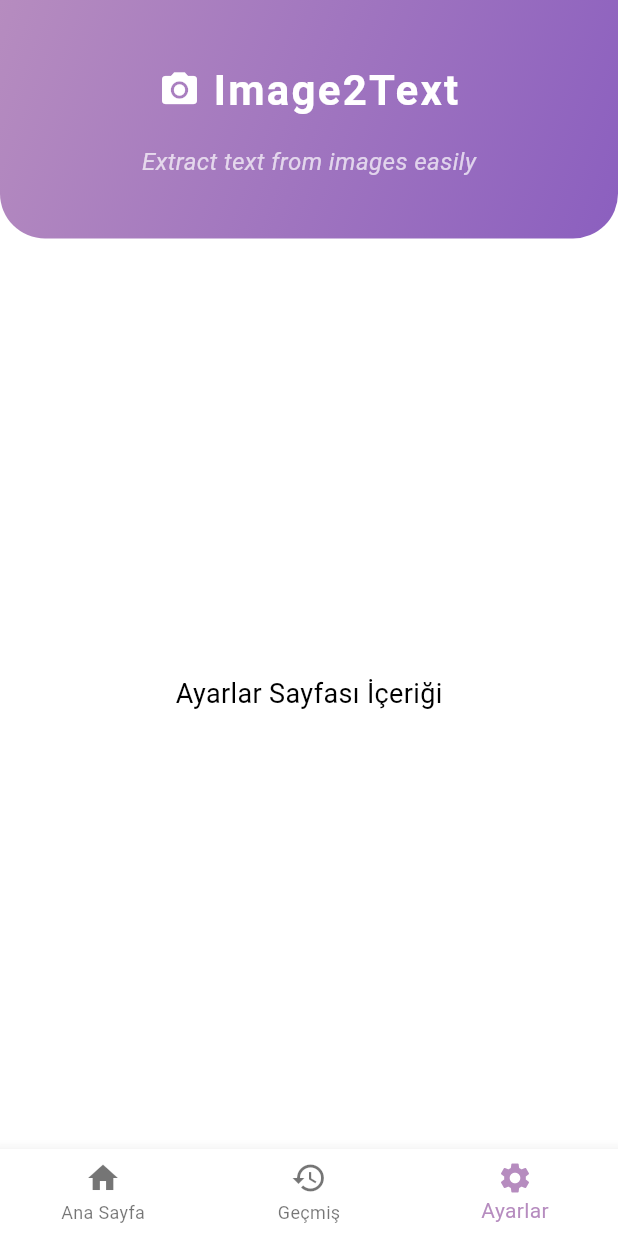
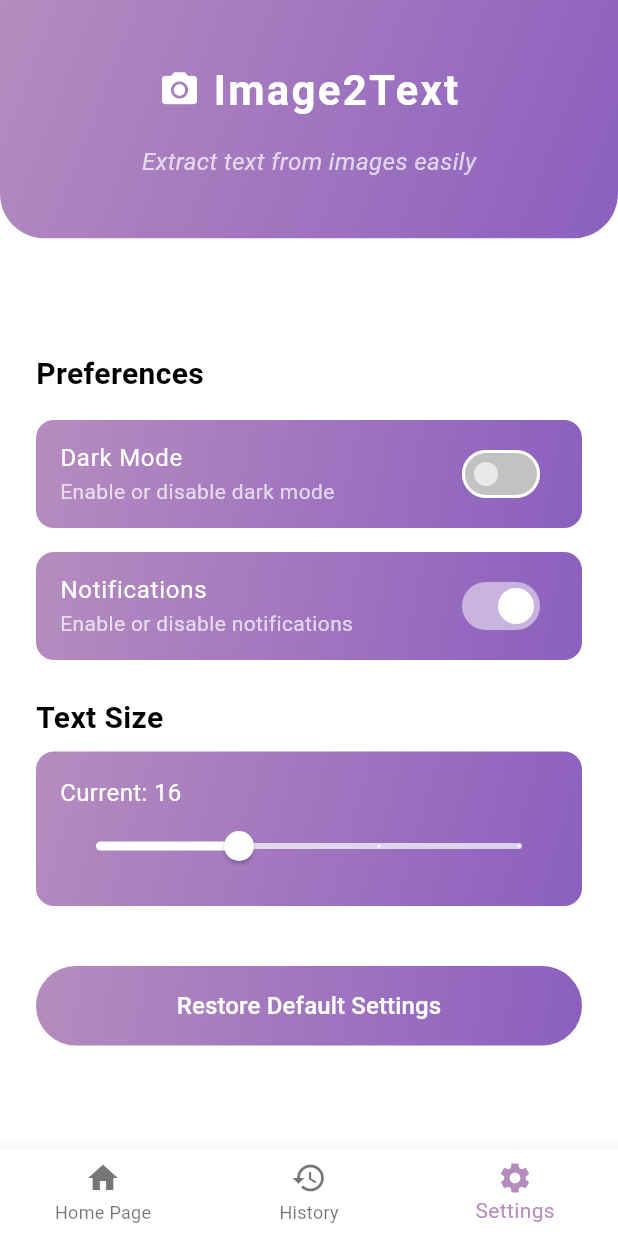
Before and after one commit to Efe-Eroglu/Image-Text-to-Text, a Flutter app: the screen it shows after launch, item 3 of the bottom bar chosen, on a phone screen of 412 x 824 dp. Run offline on Flutter 3.47's test engine with Material 3 defaults, Android fonts, the phone set to English and light mode, and no system bars; our stand-ins replace image_picker.

Commit message:
Update ui

```diff
--- a/lib/main.dart
+++ b/lib/main.dart
@@ -44,10 +44,10 @@ class MainPage extends StatefulWidget {
 class _MainPageState extends State<MainPage> {
   int _selectedIndex = 0;
 
-  final List<Widget> _pages = const [
-    HomePage(),
-    HistoryPage(),
-    SettingsPage(),
+  final List<Widget> _pages = [
+    const HomePage(),
+    const HistoryPage(),
+    const SettingsPage(),
   ];
 
   void _onItemTapped(int index) {
@@ -63,10 +63,7 @@ class _MainPageState extends State<MainPage> {
         children: [
           const Header(),
           Expanded(
-            child: IndexedStack(
-              index: _selectedIndex,
-              children: _pages,
-            ),
+            child: _pages[_selectedIndex],
           ),
         ],
       ),
@@ -74,15 +71,15 @@ class _MainPageState extends State<MainPage> {
         items: const <BottomNavigationBarItem>[
           BottomNavigationBarItem(
             icon: Icon(Icons.home),
-            label: 'Ana Sayfa',
+            label: 'Home Page',
           ),
           BottomNavigationBarItem(
             icon: Icon(Icons.history),
-            label: 'Geçmiş',
+            label: 'History',
           ),
           BottomNavigationBarItem(
             icon: Icon(Icons.settings),
-            label: 'Ayarlar',
+            label: 'Settings',
           ),
         ],
         currentIndex: _selectedIndex,
--- a/lib/screens/home_page.dart
+++ b/lib/screens/home_page.dart
@@ -110,13 +110,13 @@ class _HomePageState extends State<HomePage> {
           const SizedBox(height: 30),
           Expanded(
             child: Container(
-              width: double.infinity, // Genişliği tam ekran yap
+              width: double.infinity,
               padding: const EdgeInsets.all(16.0),
               decoration: BoxDecoration(
                 color: Colors.grey[200],
                 borderRadius: BorderRadius.circular(10),
               ),
-              child: SingleChildScrollView( // Uzun metinlerin kaydırılmasını sağla
+              child: SingleChildScrollView(
                 child: Text(
                   extractedText.isNotEmpty
                       ? extractedText
--- a/lib/screens/settings_page.dart
+++ b/lib/screens/settings_page.dart
@@ -1,15 +1,203 @@
 import 'package:flutter/material.dart';
 
-class SettingsPage extends StatelessWidget {
+class SettingsPage extends StatefulWidget {
   const SettingsPage({Key? key}) : super(key: key);
 
   @override
+  _SettingsPageState createState() => _SettingsPageState();
+}
+
+class _SettingsPageState extends State<SettingsPage> {
+  bool _darkMode = false;
+  bool _notificationsEnabled = true;
+  double _textSize = 16;
+
+  void _restoreDefaults() {
+    setState(() {
+      _darkMode = false;
+      _notificationsEnabled = true;
+      _textSize = 16;
+    });
+  }
+
+  @override
   Widget build(BuildContext context) {
-    return Center(
-      child: Text(
-        'Ayarlar Sayfası İçeriği',
-        style: TextStyle(fontSize: 18),
+    return Scaffold(
+      body: ListView(
+        padding: const EdgeInsets.symmetric(horizontal: 24.0, vertical: 16.0),
+        children: [
+          const SizedBox(height: 60),
+          const Text(
+            "Preferences",
+            style: TextStyle(fontSize: 20, fontWeight: FontWeight.bold),
+          ),
+          const SizedBox(height: 16),
+          GradientSwitchTile(
+            title: "Dark Mode",
+            subtitle: "Enable or disable dark mode",
+            value: _darkMode,
+            onChanged: (bool value) {
+              setState(() {
+                _darkMode = value;
+              });
+            },
+          ),
+          const Divider(),
+          GradientSwitchTile(
+            title: "Notifications",
+            subtitle: "Enable or disable notifications",
+            value: _notificationsEnabled,
+            onChanged: (bool value) {
+              setState(() {
+                _notificationsEnabled = value;
+              });
+            },
+          ),
+          const SizedBox(height: 24),
+          const Text(
+            "Text Size",
+            style: TextStyle(fontSize: 20, fontWeight: FontWeight.bold),
+          ),
+          const SizedBox(height: 8),
+          GradientSliderTile(
+            title: "Current: ${_textSize.toStringAsFixed(0)}",
+            value: _textSize,
+            onChanged: (double newValue) {
+              setState(() {
+                _textSize = newValue;
+              });
+            },
+          ),
+          const Divider(),
+          const SizedBox(height: 24),
+          GradientButton(
+            onPressed: _restoreDefaults,
+            text: "Restore Default Settings",
+          ),
+        ],
       ),
     );
   }
 }
+
+class GradientSwitchTile extends StatelessWidget {
+  final String title;
+  final String subtitle;
+  final bool value;
+  final ValueChanged<bool> onChanged;
+
+  const GradientSwitchTile({
+    required this.title,
+    required this.subtitle,
+    required this.value,
+    required this.onChanged,
+    Key? key,
+  }) : super(key: key);
+
+  @override
+  Widget build(BuildContext context) {
+    return Container(
+      decoration: BoxDecoration(
+        gradient: const LinearGradient(
+          colors: [Color(0xFFb68cbf), Color(0xFF8b5fbf)],
+          begin: Alignment.topLeft,
+          end: Alignment.bottomRight,
+        ),
+        borderRadius: BorderRadius.circular(12),
+      ),
+      child: SwitchListTile(
+        title: Text(title, style: const TextStyle(color: Colors.white)),
+        subtitle: Text(subtitle, style: const TextStyle(color: Colors.white70)),
+        value: value,
+        onChanged: onChanged,
+        activeColor: Colors.white,
+        inactiveThumbColor: const Color.fromARGB(255, 235, 232, 232),
+        inactiveTrackColor: const Color.fromARGB(255, 194, 194, 194),
+      ),
+    );
+  }
+}
+
+class GradientSliderTile extends StatelessWidget {
+  final String title;
+  final double value;
+  final ValueChanged<double> onChanged;
+
+  const GradientSliderTile({
+    required this.title,
+    required this.value,
+    required this.onChanged,
+    Key? key,
+  }) : super(key: key);
+
+  @override
+  Widget build(BuildContext context) {
+    return Container(
+      padding: const EdgeInsets.all(16.0),
+      decoration: BoxDecoration(
+        gradient: const LinearGradient(
+          colors: [Color(0xFFb68cbf), Color(0xFF8b5fbf)],
+          begin: Alignment.topLeft,
+          end: Alignment.bottomRight,
+        ),
+        borderRadius: BorderRadius.circular(12),
+      ),
+      child: Column(
+        crossAxisAlignment: CrossAxisAlignment.start,
+        children: [
+          Text(
+            title,
+            style: const TextStyle(color: Colors.white, fontSize: 16),
+          ),
+          Slider(
+            value: value,
+            min: 14,
+            max: 20,
+            divisions: 3,
+            label: value.toStringAsFixed(0),
+            activeColor: Colors.white,
+            inactiveColor: Colors.white70,
+            onChanged: onChanged,
+          ),
+        ],
+      ),
+    );
+  }
+}
+
+class GradientButton extends StatelessWidget {
+  final VoidCallback onPressed;
+  final String text;
+
+  const GradientButton({
+    required this.onPressed,
+    required this.text,
+    Key? key,
+  }) : super(key: key);
+
+  @override
+  Widget build(BuildContext context) {
+    return Container(
+      decoration: const BoxDecoration(
+        gradient: LinearGradient(
+          colors: [Color(0xFFb68cbf), Color(0xFF8b5fbf)],
+          begin: Alignment.topLeft,
+          end: Alignment.bottomRight,
+        ),
+        borderRadius: BorderRadius.all(Radius.circular(30)),
+      ),
+      child: ElevatedButton(
+        onPressed: onPressed,
+        style: ElevatedButton.styleFrom(
+          padding: const EdgeInsets.symmetric(horizontal: 30, vertical: 15),
+          backgroundColor: const Color.fromARGB(0, 153, 94, 94),
+          shadowColor: Colors.transparent,
+        ),
+        child: Text(
+          text,
+          style: const TextStyle(fontSize: 16, color: Colors.white),
+        ),
+      ),
+    );
+  }
+}
```
